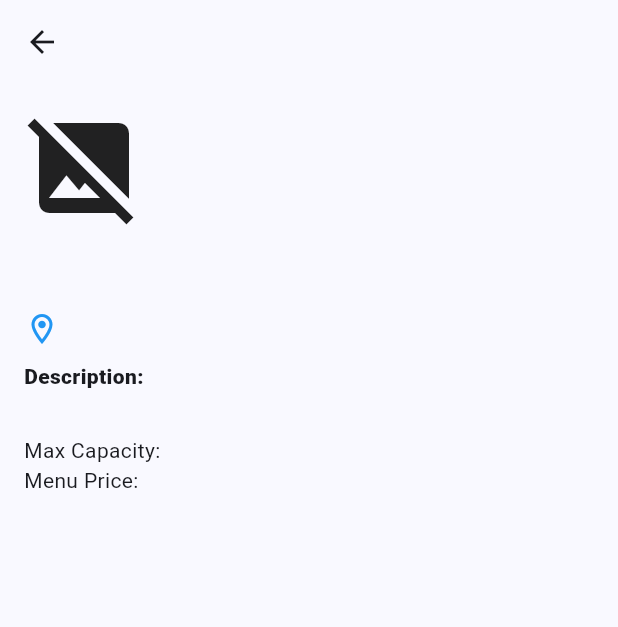
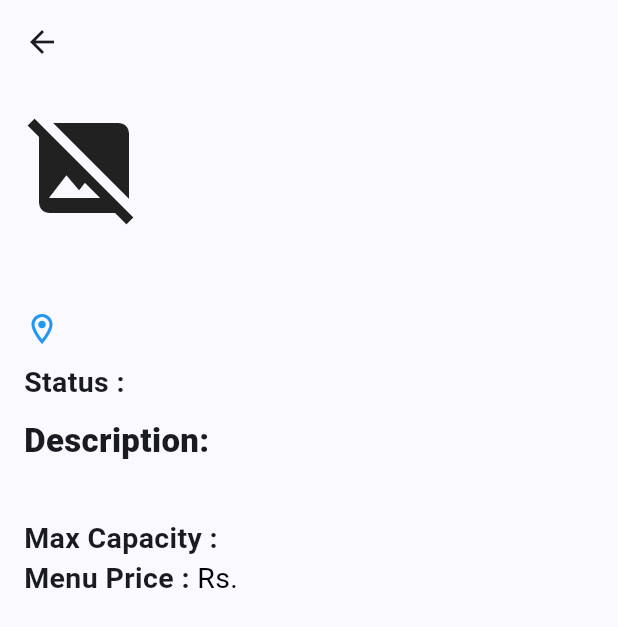
Before and after one commit to rn-byte/bdbst_tsk, a Flutter app: the VenueDetailsScreen screen opened directly with empty values, on a phone screen of 412 x 824 dp. Shown: the top 627 px of the screen. Run offline on Flutter 3.47's test engine with Material 3 defaults, Android fonts, the phone set to English and light mode, and no system bars; our stand-ins replace carousel_slider, dio, get, shimmer; network calls fail.

Commit message:
code refractored

```diff
--- a/lib/controller/venue_controller.dart
+++ b/lib/controller/venue_controller.dart
@@ -16,7 +16,7 @@ class VenueController extends GetxController {
       }
     } catch (e) {
       // print(e);
-      throw Exception('Failed to load data');
+      throw Exception('Something Went Worng!, Failed to load data!!');
     }
   }
 }
--- a/lib/main.dart
+++ b/lib/main.dart
@@ -12,9 +12,8 @@ class MyApp extends StatelessWidget {
   @override
   Widget build(BuildContext context) {
     return GetMaterialApp(
-      title: 'Flutter Demo',
+      title: 'Bandobasta Task',
       debugShowCheckedModeBanner: false,
-      themeMode: ThemeMode.dark,
       theme: ThemeData(
         colorScheme: ColorScheme.fromSeed(seedColor: Colors.blueAccent),
         useMaterial3: true,
--- a/lib/views/venu_detail.dart
+++ b/lib/views/venu_detail.dart
@@ -1,39 +1,25 @@
-import 'package:carousel_slider/carousel_slider.dart';
+import 'package:bandobasta_task/views/widgets/row_widget.dart';
 import 'package:flutter/material.dart';
 import '../models/venue_model.dart';
+import 'widgets/image_slider.dart';
 
 class VenueDetailsScreen extends StatelessWidget {
   final Venue venue;
-
   const VenueDetailsScreen({super.key, required this.venue});
 
   @override
   Widget build(BuildContext context) {
     return Scaffold(
-      appBar: AppBar(title: Text(venue.name.toString())),
+      appBar: AppBar(
+          title: Text(venue.name.toString(),
+              style: const TextStyle(fontWeight: FontWeight.bold))),
       body: SingleChildScrollView(
         padding: const EdgeInsets.all(16),
         child: Column(
           crossAxisAlignment: CrossAxisAlignment.start,
           children: [
             venue.venueImagePaths.isNotEmpty
-                ? CarouselSlider(
-                    options: CarouselOptions(
-                      autoPlay: false,
-                      enlargeCenterPage: true,
-                      enableInfiniteScroll: false,
-                    ),
-                    items: venue.venueImagePaths.map((imageUrl) {
-                      return ClipRRect(
-                        borderRadius: BorderRadius.circular(10),
-                        child: Image.network(
-                          imageUrl,
-                          height: 200,
-                          width: double.infinity,
-                          fit: BoxFit.cover,
-                        ),
-                      );
-                    }).toList())
+                ? ImageSlider(imagePath: venue.venueImagePaths)
                 : const Icon(Icons.image_not_supported, size: 80),
             const SizedBox(height: 16),
             Text(venue.name.toString(),
@@ -41,8 +27,6 @@ class VenueDetailsScreen extends StatelessWidget {
                     const TextStyle(fontSize: 22, fontWeight: FontWeight.bold)),
             const SizedBox(height: 8),
             Row(
-              mainAxisAlignment: MainAxisAlignment.start,
-              crossAxisAlignment: CrossAxisAlignment.start,
               children: [
                 const Icon(
                   Icons.location_on_outlined,
@@ -52,17 +36,30 @@ class VenueDetailsScreen extends StatelessWidget {
                 Flexible(
                   child: Text(venue.address.toString(),
                       overflow: TextOverflow.visible,
-                      style: const TextStyle(fontSize: 16, color: Colors.grey)),
+                      style: const TextStyle(fontSize: 17, color: Colors.grey)),
                 ),
               ],
             ),
             const SizedBox(height: 10),
+            RowWidget(
+                strName: "Status : ",
+                strValue: venue.status.toString(),
+                color: venue.status == 'AVAILABLE' ? Colors.green : Colors.red),
+            const SizedBox(height: 10),
             const Text("Description:",
-                style: TextStyle(fontWeight: FontWeight.w900)),
-            Text(venue.description.toString()),
-            const SizedBox(height: 8),
-            Text("Max Capacity: ${venue.maxCapacity}"),
-            Text("Menu Price: ${venue.menuPrice}"),
+                style: TextStyle(fontSize: 22, fontWeight: FontWeight.w900)),
+            Text(
+              venue.description.toString(),
+              style: const TextStyle(fontSize: 18),
+            ),
+            const SizedBox(height: 10),
+            RowWidget(
+              strName: 'Max Capacity : ',
+              strValue: venue.maxCapacity.toString(),
+            ),
+            RowWidget(
+                strName: "Menu Price : ",
+                strValue: 'Rs. ${venue.menuPrice.toString()}')
           ],
         ),
       ),
--- /dev/null
+++ b/lib/views/widgets/row_widget.dart
@@ -0,0 +1,28 @@
+import 'package:flutter/material.dart';
+
+class RowWidget extends StatelessWidget {
+  const RowWidget({
+    super.key,
+    required this.strName,
+    required this.strValue,
+    this.color,
+  });
+
+  final String strName, strValue;
+  final Color? color;
+
+  @override
+  Widget build(BuildContext context) {
+    return Row(
+      children: [
+        Text(strName,
+            style: const TextStyle(fontSize: 19, fontWeight: FontWeight.bold)),
+        Text(strValue,
+            style: TextStyle(
+              fontSize: 19,
+              color: color ?? Colors.black,
+            )),
+      ],
+    );
+  }
+}
```
Also changed, not shown: lib/views/venue.dart (+12 -23 lines), lib/views/widgets/image_slider.dart (added, +31 -0 lines), lib/views/widgets/shimmer_card.dart (added, +21 -0 lines), lib/views/widgets/venue_card_shimmer.dart (deleted, +0 -31 lines), lib/views/widgets/venue_image.dart (added, +21 -0 lines), lib/widgets/shimmer/venue_card_shimmer.dart (added, +34 -0 lines), lib/widgets/shimmer/shimmer_effect.dart (renamed from lib/views/widgets/shimmer_effect.dart).
